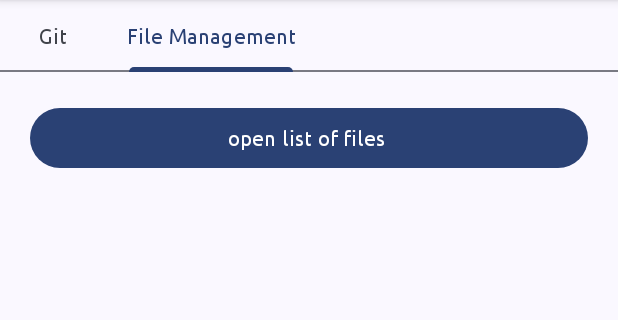
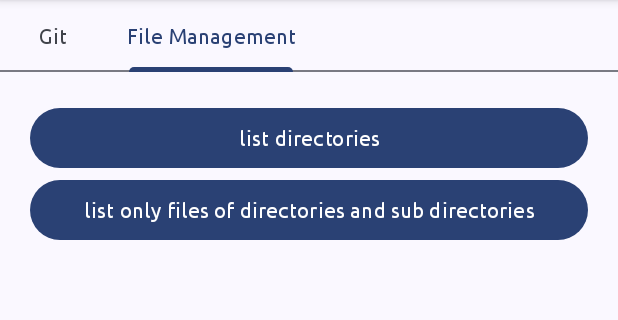
Before and after one commit to BlueWhaleYT/WhaleUtils-Deprecated, an Android app: the screen it shows after launch (MainActivity), tab 2 chosen, on a phone screen of 412 x 824 dp, the part 96-416 px from its top. Run offline under Robolectric (Android 15) with nearby library versions, the phone set to English and light mode, and no system bars; libraries missing offline, so code that uses them is left out: org.eclipse.jgit; 1 statement that could not run was skipped.

Commit message:
update sample app

```diff
--- a/app/src/main/java/com/bluewhaleyt/whaleutils/fragments/FileManagementFragment.java
+++ b/app/src/main/java/com/bluewhaleyt/whaleutils/fragments/FileManagementFragment.java
@@ -38,7 +38,15 @@ public class FileManagementFragment extends Fragment {
 
     private void init(LayoutInflater inflater) {
 
-        binding.btn.setOnClickListener(v -> IntentUtil.intent(getActivity(), FileManagerActivity.class));
+        var listMode = "list_mode";
+
+        binding.btn1.setOnClickListener(
+                v -> IntentUtil.intentPutString(getActivity(), FileManagerActivity.class, listMode, "list_dir")
+        );
+
+        binding.btn2.setOnClickListener(
+                v -> IntentUtil.intentPutString(getActivity(), FileManagerActivity.class, listMode, "list_only_file_dir_subdir")
+        );
 
     }
 
--- a/app/src/main/res/layout/fragment_file_management.xml
+++ b/app/src/main/res/layout/fragment_file_management.xml
@@ -5,9 +5,15 @@
     android:orientation="vertical">
 
     <Button
-        android:id="@+id/btn"
+        android:id="@+id/btn1"
         android:layout_width="match_parent"
         android:layout_height="wrap_content"
-        android:text="open list of files "/>
+        android:text="list directories"/>
+
+    <Button
+        android:id="@+id/btn2"
+        android:layout_width="match_parent"
+        android:layout_height="wrap_content"
+        android:text="list only files of directories and sub directories"/>
 
 </LinearLayout>
--- a/whaleutils/src/main/java/com/bluewhaleyt/filemanagement/FileIconUtil.java
+++ b/whaleutils/src/main/java/com/bluewhaleyt/filemanagement/FileIconUtil.java
@@ -9,7 +9,6 @@ import com.bluewhaleyt.whaleutils.R;
 
 public class FileIconUtil {
 
-    private ImageView imageView;
     private int fileIcon;
 
     public FileIconUtil(String path) {
```
Also changed, not shown: app/src/main/java/com/bluewhaleyt/whaleutils/FileManagerActivity.java (+15 -3 lines), whaleutils/src/main/java/com/bluewhaleyt/filemanagement/FileUtil.java (+3 -19 lines).
